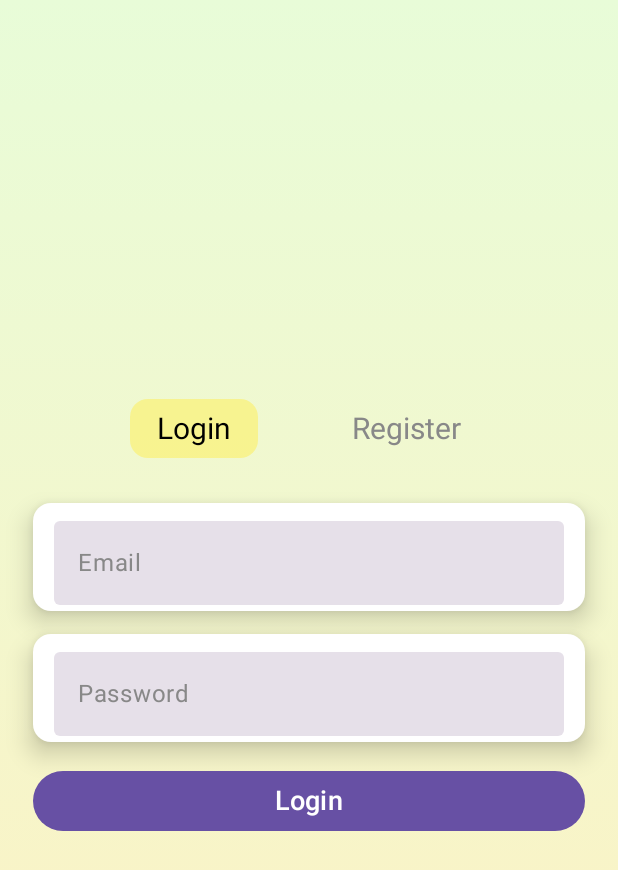
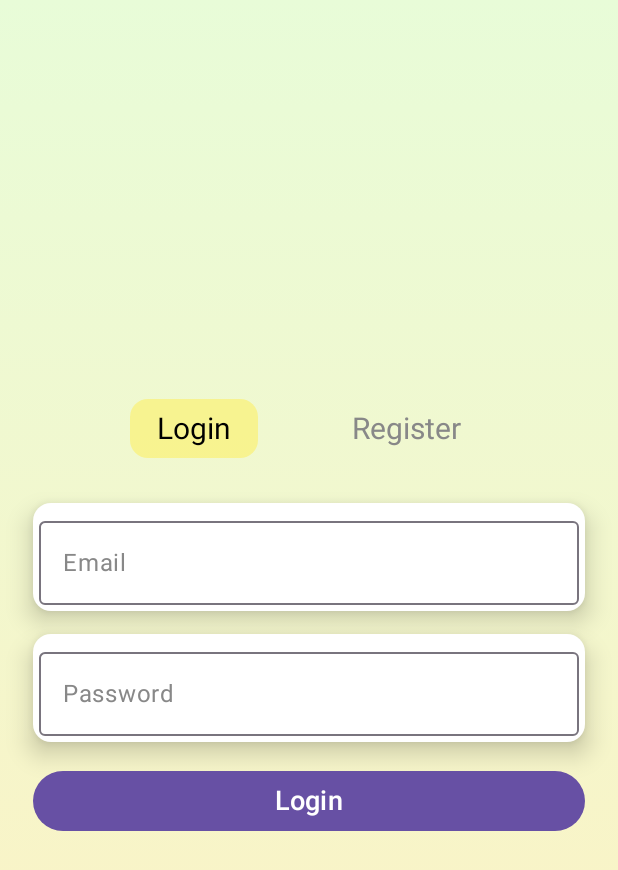
Before and after one commit to SoufianeElMameri/Android-Project-3096602, an Android app built with Jetpack Compose: the screen it shows after launch (MainActivity), on a phone screen of 412 x 824 dp. Shown: the top 870 px of the screen. Run offline under Robolectric (Android 15) with nearby library versions, the phone set to English and light mode, and no system bars.

Commit message:
fix authentication screen text field background color bug

```diff
--- a/app/src/main/java/com/griffith/stepquest/ui/screens/AuthScreen.kt
+++ b/app/src/main/java/com/griffith/stepquest/ui/screens/AuthScreen.kt
@@ -214,7 +214,7 @@ fun CostumeTextField(
                     color = White,
                     shape = RoundedCornerShape(12.dp)
                 )
-                .padding(horizontal = 14.dp, vertical = 4.dp)
+                .padding(horizontal = 4.dp, vertical = 4.dp)
         ) {
             // use outlined text field for better visual effects
             OutlinedTextField(
@@ -222,10 +222,10 @@ fun CostumeTextField(
                 onValueChange = onValueChange,
                 modifier = Modifier.fillMaxWidth(),
                 label = { Text(label, color = TextSecondary) },
-                colors = TextFieldDefaults.colors(
-                    focusedIndicatorColor = Color.Transparent,
-                    unfocusedIndicatorColor = Color.Transparent
-                ),
+//                colors = TextFieldDefaults.colors(
+//                    focusedIndicatorColor = Color.Transparent,
+//                    unfocusedIndicatorColor = Color.Transparent
+//                ),
                 visualTransformation = if (isPassword)
                     PasswordVisualTransformation() else
                     VisualTransformation.None,
```
